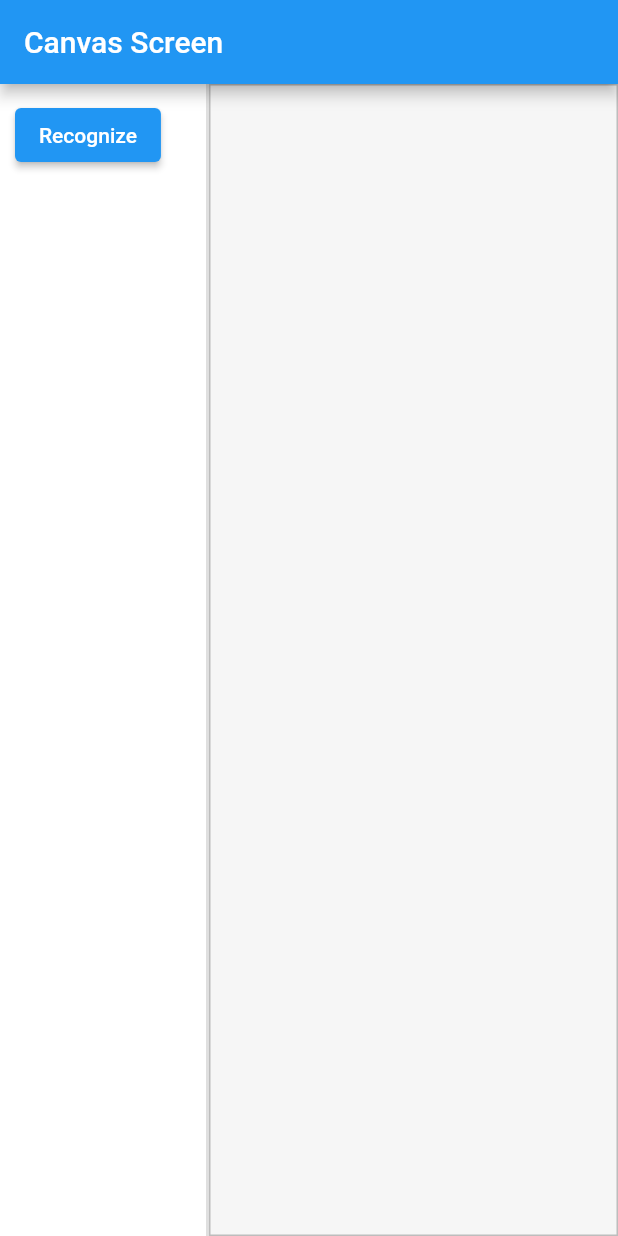
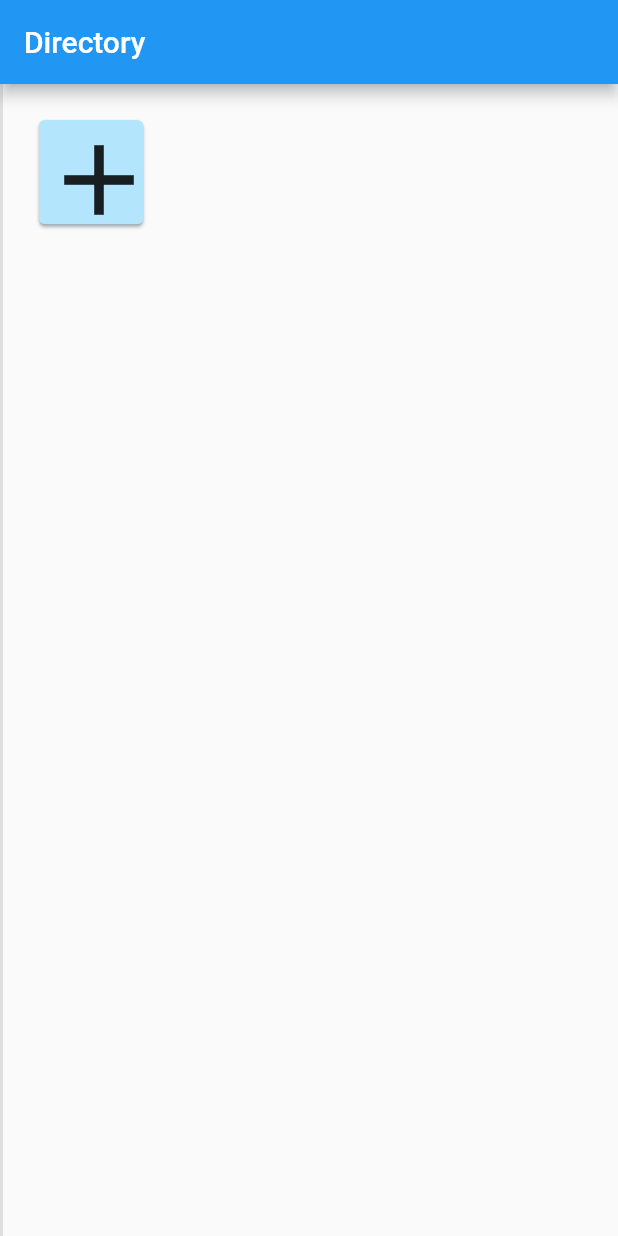
Before and after one commit to jellyie/digitalink_notetaking_app, a Flutter app: the screen it shows after launch, on a phone screen of 412 x 824 dp. Run offline on Flutter 3.47's test engine with Material 2 defaults, Android fonts, the phone set to English and light mode, and no system bars; our stand-ins replace flutter_riverpod, freezed_annotation, image_picker; missing offline and left inert: google_ml_kit.

Commit message:
Directory UI

```diff
--- a/lib/features/canvas/ui/canvas_ui.dart
+++ b/lib/features/canvas/ui/canvas_ui.dart
@@ -15,7 +15,8 @@ final canvasNotifierProvider =
         (ref) => CanvasNotifier());
 
 class CanvasUI extends ConsumerWidget {
-  const CanvasUI({Key? key}) : super(key: key);
+  final WidgetData widgetData;
+  const CanvasUI({Key? key, required this.widgetData}) : super(key: key);
 
   static final List<Gesture> _trainingSet = Templates.templates;
 
@@ -29,8 +30,8 @@ class CanvasUI extends ConsumerWidget {
           title: const Text('Canvas Screen'),
         ),
         backgroundColor: Colors.white,
-        body: provider.ChangeNotifierProvider<WidgetData>(
-            create: (_) => WidgetData(),
+        body: provider.ChangeNotifierProvider<WidgetData>.value(
+            value: widgetData,
             child: provider.Consumer<WidgetData>(
                 builder: (context, WidgetData widgetData, child) {
               return Row(children: [
--- /dev/null
+++ b/lib/features/directory/directory_ui.dart
@@ -0,0 +1,125 @@
+import 'package:digitalink_notetaking_app/features/canvas/ui/canvas_ui.dart';
+import 'file_data.dart';
+import 'package:flutter/material.dart';
+import 'package:provider/provider.dart';
+
+class DirectoryUI extends StatefulWidget {
+  const DirectoryUI({Key? key}) : super(key: key);
+
+  @override
+  _DirectoryUIState createState() => _DirectoryUIState();
+}
+
+class _DirectoryUIState extends State<DirectoryUI> {
+  TextEditingController _textFieldController = TextEditingController();
+
+  Future<void> _displayTextInputDialog(
+      BuildContext context, FileData fileData) async {
+    return showDialog(
+        context: context,
+        builder: (context) {
+          return AlertDialog(
+            title: Text('TextField in Dialog'),
+            content: TextField(
+              onChanged: (value) {
+                setState(() {
+                  valueText = value;
+                });
+              },
+              controller: _textFieldController,
+              decoration: InputDecoration(hintText: "Text Field in Dialog"),
+            ),
+            actions: <Widget>[
+              TextButton(
+                child: Text('CANCEL'),
+                onPressed: () {
+                  setState(() {
+                    Navigator.pop(context);
+                  });
+                },
+              ),
+              TextButton(
+                child: Text('OK'),
+                onPressed: () {
+                  setState(() {
+                    codeDialog = valueText;
+                    Navigator.pop(context);
+                    fileData.addNewFile(codeDialog);
+                    Navigator.push(
+                      context,
+                      MaterialPageRoute(
+                          builder: (context) => CanvasUI(
+                              widgetData: fileData.getWidgetData(
+                                  fileData.getList().length - 1))),
+                    );
+                  });
+                },
+              ),
+            ],
+          );
+        });
+  }
+
+  String codeDialog = '';
+  String valueText = '';
+
+  @override
+  Widget build(BuildContext context) {
+    return Scaffold(
+        appBar: AppBar(
+          title: const Text('Directory'),
+        ),
+        body: ChangeNotifierProvider<FileData>(
+            create: (_) => FileData(),
+            child: Consumer<FileData>(
+                builder: (context, FileData fileData, child) {
+              return Container(
+                  padding: EdgeInsets.all(20.0),
+                  alignment: Alignment.topLeft,
+                  decoration: const BoxDecoration(
+                      border: Border(
+                          left: BorderSide(
+                              width: 2.0, color: Color(0xFFDFDFDF)))),
+                  width: MediaQuery.of(context).size.width,
+                  height: MediaQuery.of(context).size.height,
+                  child: GridView.count(
+                    crossAxisCount: 4,
+                    mainAxisSpacing: 20.0,
+                    crossAxisSpacing: 20.0,
+                    children: [
+                      for (int i = 0; i <= fileData.getList().length; i++)
+                        i == fileData.getList().length
+                            ? Card(
+                                color: Colors.lightBlue[100],
+                                shadowColor: Colors.blueGrey,
+                                child: InkWell(
+                                    onTap: () {
+                                      _displayTextInputDialog(
+                                          context, fileData);
+                                    },
+                                    child: Icon(Icons.add, size: 80.0)))
+                            : Card(
+                                color: Colors.lightBlue[100],
+                                shadowColor: Colors.blueGrey,
+                                child: InkWell(
+                                    onTap: () {
+                                      Navigator.push(
+                                        context,
+                                        MaterialPageRoute(
+                                            builder: (context) => CanvasUI(
+                                                widgetData:
+                                                    fileData.getWidgetData(i))),
+                                      );
+                                    },
+                                    child: Container(
+                                      child: Text(
+                                        fileData.getName(i),
+                                        style: TextStyle(fontSize: 30.0),
+                                      ),
+                                      alignment: Alignment.center,
+                                    )))
+                    ],
+                  ));
+            })));
+  }
+}
--- /dev/null
+++ b/lib/features/directory/file_data.dart
@@ -0,0 +1,26 @@
+import 'package:flutter/material.dart';
+import '../canvas/models/widgets/widget_data.dart';
+
+class FileData extends ChangeNotifier {
+  List<WidgetData> fileList = [];
+  List<String> nameList = [];
+
+  List getList() {
+    return fileList;
+  }
+
+  WidgetData getWidgetData(int index) {
+    return fileList[index];
+  }
+
+  String getName(int index) {
+    return nameList[index];
+  }
+
+  void addNewFile(String name) {
+    WidgetData newData = WidgetData();
+    fileList.add(newData);
+    nameList.add(name);
+    notifyListeners();
+  }
+}
--- a/lib/main.dart
+++ b/lib/main.dart
@@ -1,6 +1,7 @@
 import 'package:flutter/material.dart';
 import 'package:flutter_riverpod/flutter_riverpod.dart';
 import 'features/canvas/ui/canvas_ui.dart';
+import 'features/directory/directory_ui.dart';
 
 void main() {
   runApp(ProviderScope(child: MyApp()));
@@ -15,7 +16,7 @@ class MyApp extends StatelessWidget {
       theme: ThemeData(
         primarySwatch: Colors.blue,
       ),
-      home: const CanvasUI(),
+      home: const DirectoryUI(),
     );
   }
 }
```
